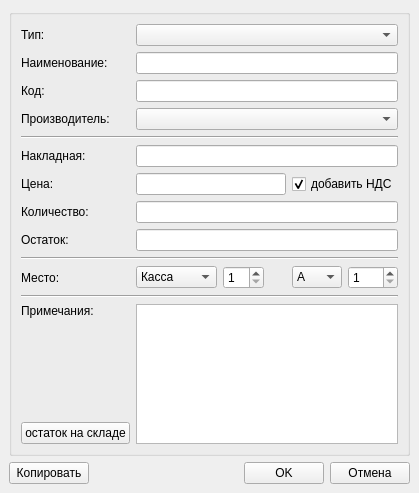
This is src/ui/prihodadd.ui in alex-krutikov/sklad as Qt 5 draws it before an edit. The edited form follows.
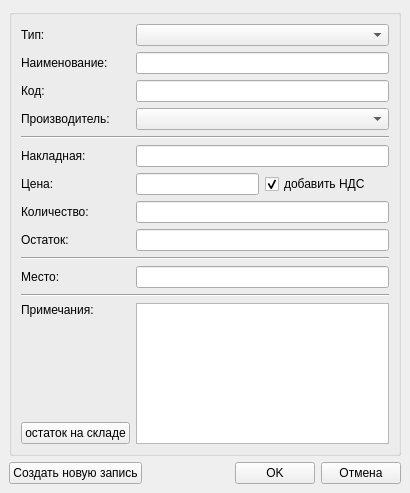
This is the edited form.

Commit message:
Доработка пользовательского интерфейса.
 - двойное нажатие мыши на строчке в комплектации вызывает
   снятие элемента, а не добавление замены,
 - правильно рассчитывается количество при снятии не с первой строчки
   данного элемента в таблице комплектации,
 - поле "место" редактируется как строка произвольного формата.

The edit to the form file:
```diff
--- a/src/ui/prihodadd.ui
+++ b/src/ui/prihodadd.ui
@@ -37,19 +37,7 @@
       <property name="leftMargin" >
        <number>9</number>
       </property>
-      <property name="topMargin" >
-       <number>9</number>
-      </property>
-      <property name="rightMargin" >
-       <number>9</number>
-      </property>
-      <property name="bottomMargin" >
-       <number>9</number>
-      </property>
-      <property name="horizontalSpacing" >
-       <number>6</number>
-      </property>
-      <property name="verticalSpacing" >
+      <property name="spacing" >
        <number>6</number>
       </property>
       <item row="13" column="0" >
@@ -92,133 +80,9 @@
         </property>
        </widget>
       </item>
-      <item row="1" column="1" colspan="5" >
+      <item row="1" column="1" colspan="4" >
        <widget class="QLineEdit" name="le2" />
       </item>
-      <item row="10" column="4" >
-       <widget class="QComboBox" name="cb6" >
-        <item>
-         <property name="text" >
-          <string>A</string>
-         </property>
-        </item>
-        <item>
-         <property name="text" >
-          <string>B</string>
-         </property>
-        </item>
-        <item>
-         <property name="text" >
-          <string>C</string>
-         </property>
-        </item>
-        <item>
-         <property name="text" >
-          <string>D</string>
-         </property>
-        </item>
-        <item>
-         <property name="text" >
-          <string>E</string>
-         </property>
-        </item>
-        <item>
-         <property name="text" >
-          <string>F</string>
-         </property>
-        </item>
-        <item>
-         <property name="text" >
-          <string>G</string>
-         </property>
-        </item>
-        <item>
-         <property name="text" >
-          <string>H</string>
-         </property>
-        </item>
-        <item>
-         <property name="text" >
-          <string>I</string>
-         </property>
-        </item>
-        <item>
-         <property name="text" >
-          <string>J</string>
-         </property>
-        </item>
-        <item>
-         <property name="text" >
-          <string>K</string>
-         </property>
-        </item>
-        <item>
-         <property name="text" >
-          <string>L</string>
-         </property>
-        </item>
-        <item>
-         <property name="text" >
-          <string>M</string>
-         </property>
-        </item>
-       </widget>
-      </item>
-      <item row="10" column="5" >
-       <widget class="QSpinBox" name="sb2" >
-        <property name="minimum" >
-         <number>1</number>
-        </property>
-       </widget>
-      </item>
-      <item row="10" column="3" >
-       <spacer>
-        <property name="orientation" >
-         <enum>Qt::Horizontal</enum>
-        </property>
-        <property name="sizeType" >
-         <enum>QSizePolicy::MinimumExpanding</enum>
-        </property>
-        <property name="sizeHint" >
-         <size>
-          <width>16</width>
-          <height>20</height>
-         </size>
-        </property>
-       </spacer>
-      </item>
-      <item row="10" column="2" >
-       <widget class="QSpinBox" name="sb1" >
-        <property name="minimum" >
-         <number>1</number>
-        </property>
-       </widget>
-      </item>
-      <item row="10" column="1" >
-       <widget class="QComboBox" name="cb5" >
-        <property name="sizePolicy" >
-         <sizepolicy vsizetype="Fixed" hsizetype="Expanding" >
-          <horstretch>0</horstretch>
-          <verstretch>0</verstretch>
-         </sizepolicy>
-        </property>
-        <item>
-         <property name="text" >
-          <string>Касса</string>
-         </property>
-        </item>
-        <item>
-         <property name="text" >
-          <string>Полка</string>
-         </property>
-        </item>
-        <item>
-         <property name="text" >
-          <string>Стеллаж</string>
-         </property>
-        </item>
-       </widget>
-      </item>
       <item row="0" column="0" >
        <widget class="QLabel" name="label" >
         <property name="text" >
@@ -239,7 +103,7 @@
         </property>
        </widget>
       </item>
-      <item row="8" column="1" colspan="5" >
+      <item row="8" column="1" colspan="4" >
        <widget class="QLineEdit" name="le4" />
       </item>
       <item row="7" column="0" >
@@ -252,13 +116,13 @@
         </property>
        </widget>
       </item>
-      <item row="7" column="1" colspan="5" >
+      <item row="7" column="1" colspan="4" >
        <widget class="QLineEdit" name="le6" />
       </item>
-      <item row="6" column="1" colspan="3" >
+      <item row="6" column="1" colspan="2" >
        <widget class="QLineEdit" name="le3" />
       </item>
-      <item row="6" column="4" colspan="2" >
+      <item row="6" column="3" colspan="2" >
        <widget class="QCheckBox" name="bcb1" >
         <property name="text" >
          <string>добавить НДС</string>
@@ -278,7 +142,7 @@
         </property>
        </widget>
       </item>
-      <item row="5" column="1" colspan="5" >
+      <item row="5" column="1" colspan="4" >
        <widget class="QLineEdit" name="le10" />
       </item>
       <item row="5" column="0" >
@@ -291,7 +155,7 @@
         </property>
        </widget>
       </item>
-      <item row="3" column="1" colspan="5" >
+      <item row="3" column="1" colspan="4" >
        <widget class="QComboBox" name="cb2" />
       </item>
       <item row="3" column="0" >
@@ -304,7 +168,7 @@
         </property>
        </widget>
       </item>
-      <item row="2" column="1" colspan="5" >
+      <item row="2" column="1" colspan="4" >
        <widget class="QLineEdit" name="le9" />
       </item>
       <item row="2" column="0" >
@@ -324,33 +188,36 @@
         </property>
        </widget>
       </item>
-      <item row="0" column="1" colspan="5" >
+      <item row="0" column="1" colspan="4" >
        <widget class="QComboBox" name="cb1" />
       </item>
-      <item row="4" column="0" colspan="6" >
+      <item row="4" column="0" colspan="5" >
        <widget class="Line" name="line_2" >
         <property name="orientation" >
          <enum>Qt::Horizontal</enum>
         </property>
        </widget>
       </item>
-      <item rowspan="3" row="12" column="1" colspan="5" >
+      <item rowspan="3" row="12" column="1" colspan="4" >
        <widget class="QTextEdit" name="le1" />
       </item>
-      <item row="9" column="0" colspan="6" >
+      <item row="9" column="0" colspan="5" >
        <widget class="Line" name="line_3" >
         <property name="orientation" >
          <enum>Qt::Horizontal</enum>
         </property>
        </widget>
       </item>
-      <item row="11" column="0" colspan="6" >
+      <item row="11" column="0" colspan="5" >
        <widget class="Line" name="line_4" >
         <property name="orientation" >
          <enum>Qt::Horizontal</enum>
         </property>
        </widget>
       </item>
+      <item row="10" column="1" colspan="4" >
+       <widget class="QLineEdit" name="le_mesto" />
+      </item>
      </layout>
     </widget>
    </item>
@@ -374,7 +241,7 @@
      <item>
       <widget class="QPushButton" name="pb1" >
        <property name="text" >
-        <string>Копировать</string>
+        <string>Создать новую запись</string>
        </property>
        <property name="autoDefault" >
         <bool>false</bool>
@@ -386,7 +253,7 @@
        <property name="orientation" >
         <enum>Qt::Horizontal</enum>
        </property>
-       <property name="sizeHint" >
+       <property name="sizeHint" stdset="0" >
         <size>
          <width>40</width>
          <height>20</height>
```
Left out of the diff: 35 changed lines with no effect on the pictures. The commit also changes 3 other files.
